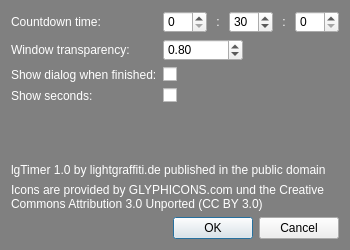
The window that settings.ui (terman110/lgTimer) describes before a commit, drawn with Qt 5.
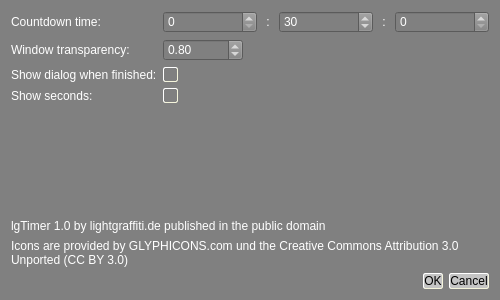
The same window after the commit.

```diff
--- a/settings.ui
+++ b/settings.ui
@@ -9,20 +9,20 @@
    <rect>
     <x>0</x>
     <y>0</y>
-    <width>350</width>
-    <height>250</height>
+    <width>500</width>
+    <height>300</height>
    </rect>
   </property>
   <property name="minimumSize">
    <size>
-    <width>350</width>
-    <height>250</height>
+    <width>500</width>
+    <height>300</height>
    </size>
   </property>
   <property name="maximumSize">
    <size>
-    <width>350</width>
-    <height>250</height>
+    <width>500</width>
+    <height>350</height>
    </size>
   </property>
   <property name="windowTitle">
@@ -34,11 +34,94 @@
   <property name="styleSheet">
    <string notr="true">QDialog{
 	background: rgb( 128, 128, 128);
+    /*
+	border-style: outset;
+    border-width: 2px;
+    border-radius: 4px;
+    border-color: beige;
+	//*/
 }
 
 QLabel{
 	color: rgb(255, 255, 255);
-}</string>
+}
+
+QSpinBox{
+	color: rgb(255, 255, 255);
+	background: rgb( 128, 128, 128);
+	border-width: 0;
+}
+
+QDoubleSpinBox{
+	color: rgb(255, 255, 255);
+	background: rgb( 128, 128, 128);
+}
+
+QPushButton {
+     background-color: rgb( 196, 196, 196);
+     border-style: outset;
+     border-width: 1px;
+     border-radius: 2px;
+     border-color: beige;
+     min-width: 5em;
+ }
+
+ QPushButton:pressed {
+     background-color: rgb( 196, 196, 196);
+     border-style: inset;
+ }
+
+QCheckBox {
+	color: rgb(255, 255, 255);
+	background: rgb( 128, 128, 128);
+ }
+
+QCheckBox {
+     spacing: 5px;
+ }
+
+ QCheckBox::indicator {
+     width: 13px;
+     height: 13px;
+	 color: rgb(255, 255, 255);
+	 background: rgb( 128, 128, 128);
+     border-style: outset;
+     border-width: 1px;
+     border-radius: 2px;
+     border-color: beige;
+ }
+
+ QCheckBox::indicator:unchecked {
+	background: rgb( 128, 128, 128);
+ }
+
+ QCheckBox::indicator:unchecked:hover {
+	background: rgb( 169, 169, 169);
+ }
+
+ QCheckBox::indicator:unchecked:pressed {
+	background: rgb( 200, 200, 200);
+ }
+
+ QCheckBox::indicator:checked {
+	background: rgb(92, 255, 0);
+ }
+
+ QCheckBox::indicator:checked:hover {
+     background: rgb(0, 255, 0);
+ }
+
+ QCheckBox::indicator:checked:pressed {
+     background: rgb(0, 255, 0);
+ }
+
+ QCheckBox::indicator:indeterminate:hover {
+     background: transparent;
+ }
+
+ QCheckBox::indicator:indeterminate:pressed {
+     background: transparent;
+ }</string>
   </property>
   <property name="modal">
    <bool>true</bool>
@@ -54,7 +137,10 @@
       </widget>
      </item>
      <item row="0" column="1">
-      <layout class="QHBoxLayout" name="horizontalLayout" stretch="0,0,0,0,0">
+      <layout class="QHBoxLayout" name="horizontalLayout" stretch="1,0,1,0,1">
+       <property name="sizeConstraint">
+        <enum>QLayout::SetMinimumSize</enum>
+       </property>
        <item>
         <widget class="QSpinBox" name="hrsSpin">
          <property name="maximum">
```
